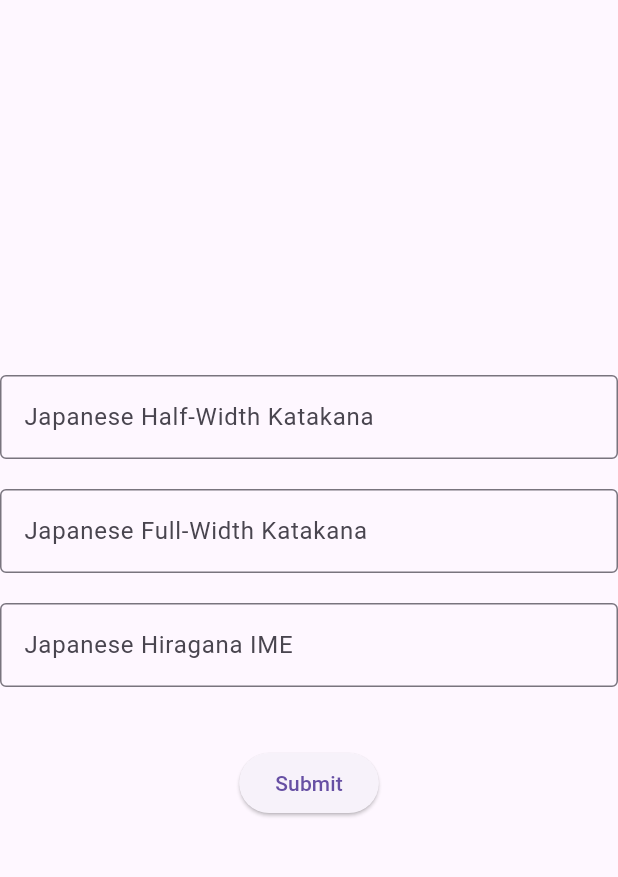
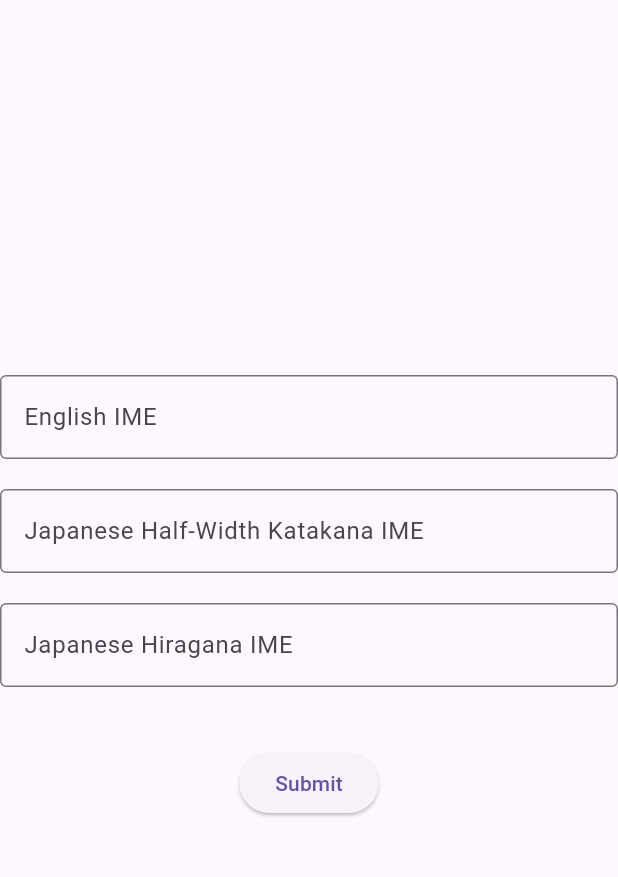
Before and after one commit to i-aiymen/windows_ime_manager, a Flutter app: the screen it shows after launch, on a phone screen of 412 x 824 dp, the part 63-940 px from its top. Run offline on Flutter 3.47's test engine with Material 3 defaults, Android fonts, the phone set to English and light mode, and no system bars; our stand-ins replace plugin_platform_interface.

Commit message:
Added: english type in main ime setup file

```diff
--- a/example/lib/main.dart
+++ b/example/lib/main.dart
@@ -21,7 +21,7 @@ class _MyAppState extends State<MyApp> {
   @override
   void initState() {
     super.initState();
-    setLanguageIme('Japanese', 'japaneseHiraganaIme');
+    setLanguageIme('English', '');
   }
 
   Future<void> setLanguageIme(String language, String type) async {
@@ -48,13 +48,12 @@ class _MyAppState extends State<MyApp> {
                 Focus(
                   onFocusChange: (hasFocus) {
                     if (hasFocus) {
-                      setLanguageIme(
-                          'Japanese', 'japaneseHalfWidthKatakanaIme');
+                      setLanguageIme('English', '');
                     }
                   },
                   child: const TextField(
                     decoration: InputDecoration(
-                      labelText: 'Japanese Half-Width Katakana',
+                      labelText: 'English IME',
                       border: OutlineInputBorder(),
                     ),
                   ),
@@ -63,13 +62,12 @@ class _MyAppState extends State<MyApp> {
                 Focus(
                   onFocusChange: (hasFocus) {
                     if (hasFocus) {
-                      setLanguageIme(
-                          'Japanese', 'japaneseFullWidthKatakanaIme');
+                      setLanguageIme('Japanese', 'japaneseHalfWidthKatakanaIme');
                     }
                   },
                   child: const TextField(
                     decoration: InputDecoration(
-                      labelText: 'Japanese Full-Width Katakana',
+                      labelText: 'Japanese Half-Width Katakana IME',
                       border: OutlineInputBorder(),
                     ),
                   ),
```
Also changed, not shown: 2 other files.
